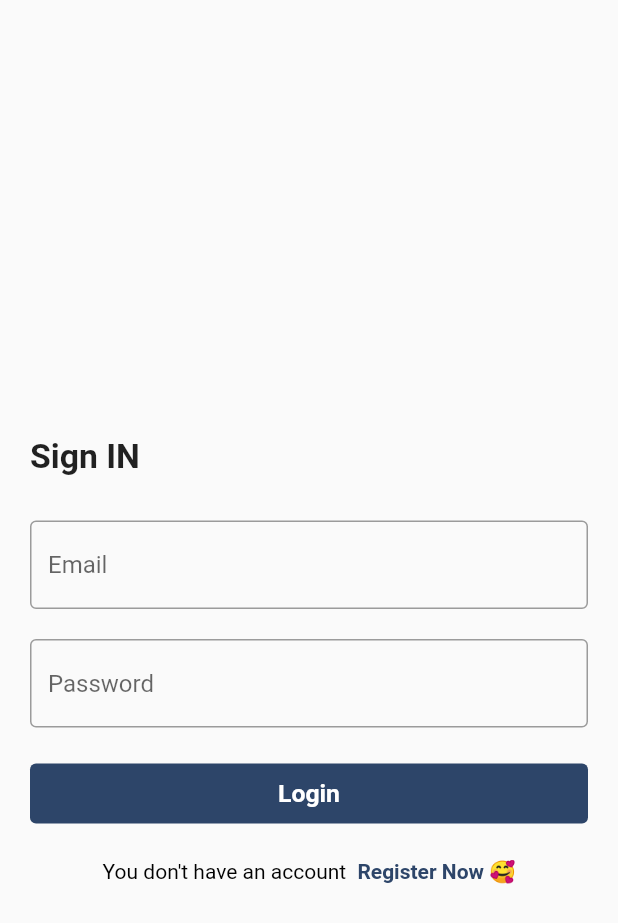
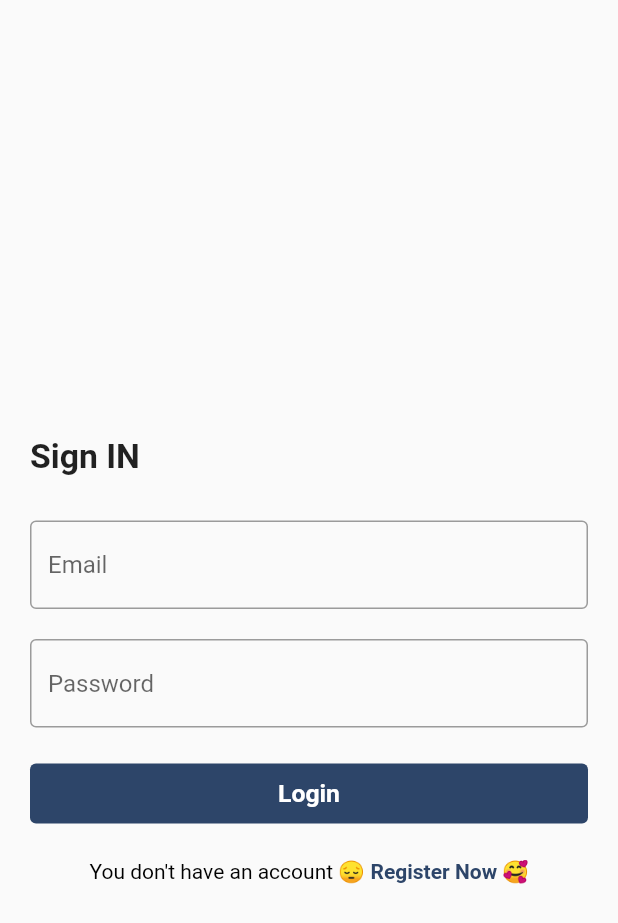
Before and after one commit to Rehab-Sobhy/Complete-Ecommerce-App, a Flutter app: the screen it shows after launch, after a tap on "Register", after a tap on "Login", on a phone screen of 412 x 824 dp. Shown: the top 923 px of the screen. Run offline on Flutter 3.47's test engine with Material 2 defaults, Android fonts, the light colour scheme and no system bars; our stand-ins replace bloc, easy_localization, flutter_bloc.

Commit message:
editing some errors n login screen

```diff
--- a/lib/auth/login.dart
+++ b/lib/auth/login.dart
@@ -2,6 +2,7 @@
 import 'package:flutter/material.dart';
 import 'package:flutter_bloc/flutter_bloc.dart';
 import 'package:flutter_commerce_app/auth/login.dart';
+import 'package:flutter_commerce_app/auth/register.dart';
 import 'package:flutter_commerce_app/core/utils/styles.dart';
 import 'package:flutter_commerce_app/home_screen/home.dart';
 
@@ -107,9 +108,7 @@
                           child: FittedBox(
                               fit: BoxFit.scaleDown,
                               child: Text(
-                                state is RegisterLoading
-                                    ? "Loading..."
-                                    : "Login",
+                                state is LoginLoading ? "Loading..." : "Login",
                                 style: TextStyle(
                                     fontWeight: FontWeight.bold,
                                     fontSize: 16.5,
@@ -122,7 +121,7 @@
                         Row(
                           mainAxisAlignment: MainAxisAlignment.center,
                           children: [
-                            const Text('''You don't have an account ''',
+                            const Text('''You don't have an account 😔''',
                                 style: TextStyle(color: Colors.black)),
                             SizedBox(
                               width: 4,
@@ -132,7 +131,8 @@
                                 Navigator.push(
                                     context,
                                     MaterialPageRoute(
-                                        builder: (context) => HomePage()));
+                                        builder: (context) =>
+                                            RegisterScreen()));
                               },
                               child: const Text('Register Now 🥰',
                                   style: TextStyle(
```
